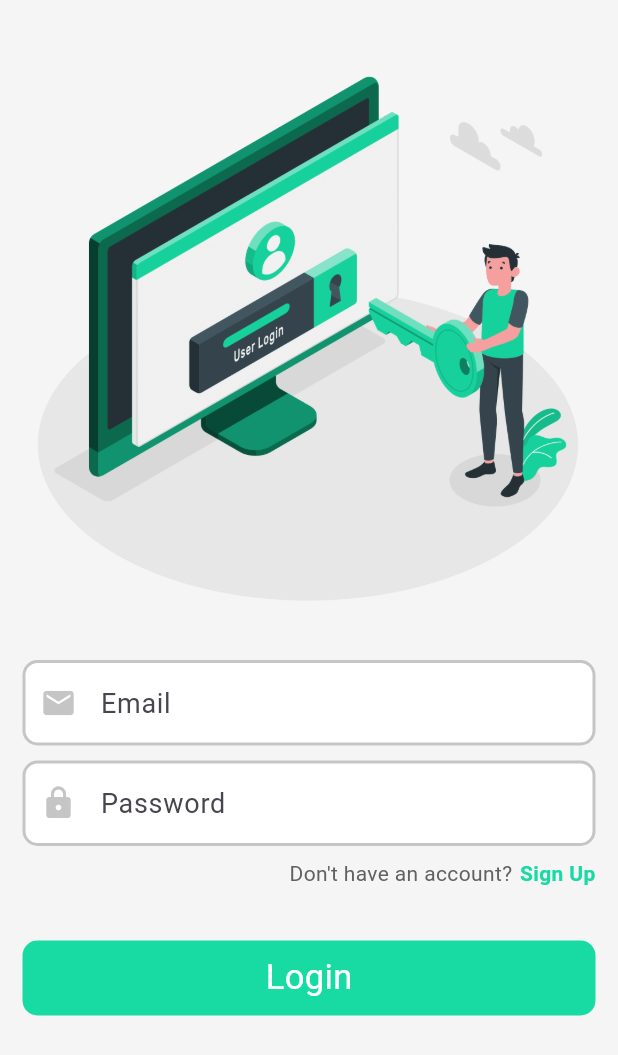
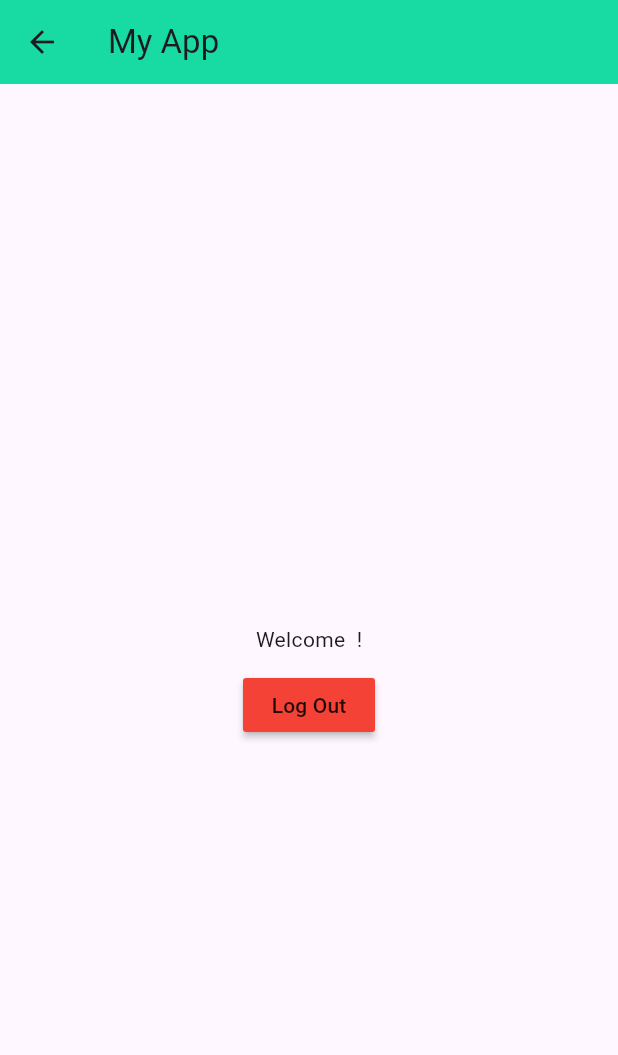
Before and after one commit to neema233/login-signup_flutter, a Flutter app: the screen it shows after launch, after a tap on "Login", on a phone screen of 412 x 824 dp. Shown: the top 1055 px of the screen. Run offline on Flutter 3.47's test engine with Material 3 defaults, Android fonts, the phone set to English and light mode, and no system bars; our stand-ins replace shared_preferences.

Commit message:
second commit adding shared prefernce

```diff
--- a/lib/main.dart
+++ b/lib/main.dart
@@ -1,5 +1,5 @@
 import 'package:flutter/material.dart';
-import 'package:login_and_signup_pages/screens/sign_up.dart';
+import 'package:login_and_signup_pages/screens/splashscreen.dart';
 
 void main() {
   runApp(const MyApp());
@@ -12,7 +12,7 @@ class MyApp extends StatelessWidget {
   Widget build(BuildContext context) {
     return MaterialApp(
       debugShowCheckedModeBanner: false,
-      home: Sign_up_Screen(),
+      home: SplashScreen(),
     );
   }
 }
--- /dev/null
+++ b/lib/screens/home.dart
@@ -0,0 +1,49 @@
+import 'package:flutter/material.dart';
+import 'package:login_and_signup_pages/constant/colors.dart';
+import 'package:login_and_signup_pages/screens/splashscreen.dart';
+import 'package:shared_preferences/shared_preferences.dart';
+import 'package:login_and_signup_pages/screens/login.dart';
+
+class MyHomePage extends StatefulWidget {
+  const MyHomePage({Key? key}) : super(key: key);
+
+  @override
+  State<MyHomePage> createState() => _MyHomePageState();
+}
+
+class _MyHomePageState extends State<MyHomePage> {
+  @override
+  Widget build(BuildContext context) {
+    return Scaffold(
+      appBar: AppBar(
+        backgroundColor: custom_green,
+        title: Text('My App'),
+      ),
+      body: Center(
+        child: Column(
+          mainAxisAlignment: MainAxisAlignment.center,
+          children: [
+            SizedBox(
+              height: 30,
+            ),
+            Text("Welcome $finalEmail !"),
+            SizedBox(
+              height: 10,
+            ),
+            MaterialButton(
+              onPressed: () async {
+                final SharedPreferences log_pref =
+                    await SharedPreferences.getInstance();
+                log_pref.remove('email');
+                Navigator.push(context,
+                    MaterialPageRoute(builder: (context) => LogIN_Screen()));
+              },
+              color: Colors.red,
+              child: Text('Log Out'),
+            ),
+          ],
+        ),
+      ),
+    );
+  }
+}
--- a/lib/screens/login.dart
+++ b/lib/screens/login.dart
@@ -1,5 +1,8 @@
 import 'package:flutter/material.dart';
+import 'package:login_and_signup_pages/screens/home.dart';
 import 'package:login_and_signup_pages/screens/sign_up.dart';
+import 'package:login_and_signup_pages/screens/splashscreen.dart';
+import 'package:shared_preferences/shared_preferences.dart';
 import '../constant/colors.dart';
 
 class LogIN_Screen extends StatefulWidget {
@@ -26,7 +29,6 @@ class _LogIN_ScreenState extends State<LogIN_Screen> {
       setState(() {});
     });
   }
-
 
   Widget build(BuildContext context) {
     return Scaffold(
@@ -64,7 +66,10 @@ class _LogIN_ScreenState extends State<LogIN_Screen> {
           ),
           SizedBox(width: 5),
           GestureDetector(
-            onTap: () { Navigator.push( context,  MaterialPageRoute(builder: (context) => Sign_up_Screen()));},
+            onTap: () {
+              Navigator.push(context,
+                  MaterialPageRoute(builder: (context) => Sign_up_Screen()));
+            },
             child: Text(
               "Sign Up",
               style: TextStyle(
@@ -78,32 +83,30 @@ class _LogIN_ScreenState extends State<LogIN_Screen> {
     );
   }
 
-  Padding loginButton() {
-    return Padding(
-      padding: const EdgeInsets.symmetric(horizontal: 15.0, vertical: 15.0),
-      child: Container(
-        alignment: Alignment.center,
-        width: double.infinity,
-        height: 50,
-        decoration: BoxDecoration(
-          color: custom_green,
-          borderRadius: BorderRadius.circular(10),
-        ),
-        child: Text(
-            'Login',
-            style: TextStyle(
-              color: Colors.white,
-              fontSize: 23,
-            ),
-          ),
-        ),
+  MaterialButton loginButton() {
+    return MaterialButton(
+      onPressed: () async {
+        final SharedPreferences log_pref =
+            await SharedPreferences.getInstance();
+        log_pref.setString("email", email.text);
+        var obtainedEmail = log_pref.getString('email');
+        finalEmail = obtainedEmail;
+        Navigator.push(
+            context, MaterialPageRoute(builder: (context) => MyHomePage()));
+      },
+      color: custom_green,
+      padding: const EdgeInsets.symmetric(horizontal: 15, vertical: 15),
+      shape: RoundedRectangleBorder(borderRadius: BorderRadius.circular(10)),
+      minWidth: 700,
+      child: Text(
+        'Login',
+        style: TextStyle(color: Colors.white, fontSize: 23),
+      ),
     );
   }
 
   Widget textfield_email(TextEditingController _controller,
-      FocusNode _focusNode,
-      String typename,
-      IconData iconss) {
+      FocusNode _focusNode, String typename, IconData iconss) {
     return Padding(
       padding: const EdgeInsets.symmetric(horizontal: 15.0),
       child: Container(
@@ -118,9 +121,8 @@ class _LogIN_ScreenState extends State<LogIN_Screen> {
           decoration: InputDecoration(
             prefixIcon: Icon(iconss),
             prefixIconColor:
-            _focusNode.hasFocus ? custom_green : Color(0xffc5c5c5),
-            contentPadding:
-            EdgeInsets.symmetric(horizontal: 15, vertical: 15),
+                _focusNode.hasFocus ? custom_green : Color(0xffc5c5c5),
+            contentPadding: EdgeInsets.symmetric(horizontal: 15, vertical: 15),
             hintText: typename,
             enabledBorder: OutlineInputBorder(
               borderRadius: BorderRadius.circular(10),
@@ -150,9 +152,11 @@ class _LogIN_ScreenState extends State<LogIN_Screen> {
         height: 400,
         decoration: BoxDecoration(
             image: DecorationImage(
-              image: AssetImage('images/Login-amico_min.png'), fit: BoxFit.contain, colorFilter: ColorFilter.mode(Colors.grey.shade100,BlendMode.modulate),
-
-            ) ),
+          image: AssetImage('images/Login-amico_min.png'),
+          fit: BoxFit.contain,
+          colorFilter:
+              ColorFilter.mode(Colors.grey.shade100, BlendMode.modulate),
+        )),
       ),
     );
   }
--- a/lib/screens/sign_up.dart
+++ b/lib/screens/sign_up.dart
@@ -89,26 +89,20 @@ class _Sign_up_ScreenState extends State<Sign_up_Screen> {
     );
   }
 
-  Padding signup_buttom() {
-    return Padding(
-      padding: const EdgeInsets.symmetric(horizontal: 15.0, vertical: 15.0),
-      child: Container(
-        alignment: Alignment.center,
-        width: double.infinity,
-        height: 50,
-        decoration: BoxDecoration(
+  MaterialButton signup_buttom() {
+    return MaterialButton(
+      onPressed: () {},
       color: custom_green,
-          borderRadius: BorderRadius.circular(10),
+      padding: const EdgeInsets.symmetric(horizontal: 15, vertical: 15),
+      shape: RoundedRectangleBorder(
+          borderRadius: BorderRadius.circular(10)
       ),
-        child: GestureDetector(
-          onTap: () {},
+      minWidth: 200, // Add this
       child: Text(
         'Sign Up',
         style: TextStyle(
             color: Colors.white,
-              fontSize: 23,
-            ),
-          ),
+            fontSize: 23
         ),
       ),
     );
--- /dev/null
+++ b/lib/screens/splashscreen.dart
@@ -0,0 +1,54 @@
+import 'package:flutter/material.dart';
+import 'package:login_and_signup_pages/screens/home.dart';
+import 'package:login_and_signup_pages/screens/login.dart';
+import 'package:shared_preferences/shared_preferences.dart';
+
+String? finalEmail;
+
+class SplashScreen extends StatefulWidget {
+  @override
+  _SplashScreenState createState() => _SplashScreenState();
+}
+
+class _SplashScreenState extends State<SplashScreen> {
+  @override
+  void initState() {
+    getValidationData().whenComplete(() async {
+      Future.delayed(
+          Duration(seconds: 3),
+          () => Navigator.push(
+              context,
+              MaterialPageRoute(
+                  builder: (context) =>
+                      finalEmail == null ? LogIN_Screen() : MyHomePage())));
+    });
+    super.initState();
+  }
+
+  Future getValidationData() async {
+    final SharedPreferences log_pref = await SharedPreferences.getInstance();
+    var obtainedEmail = log_pref.getString('email');
+    finalEmail = obtainedEmail;
+    print(finalEmail);
+  }
+
+  @override
+  Widget build(BuildContext context) {
+    return Scaffold(
+      body: Center(
+        child: Container(
+          alignment: Alignment.center,
+          width: 400,
+          height: 370,
+          decoration: BoxDecoration(
+              image: DecorationImage(
+            image: AssetImage('images/Hello.png'),
+            fit: BoxFit.contain,
+            colorFilter:
+                ColorFilter.mode(Colors.grey.shade100, BlendMode.modulate),
+          )),
+        ),
+      ),
+    );
+  }
+}
--- a/pubspec.yaml
+++ b/pubspec.yaml
@@ -35,6 +35,7 @@ dependencies:
   # The following adds the Cupertino Icons font to your application.
   # Use with the CupertinoIcons class for iOS style icons.
   cupertino_icons: ^1.0.2
+  shared_preferences: ^2.2.2
 
 dev_dependencies:
   flutter_test:
@@ -61,7 +62,7 @@ flutter:
   # To add assets to your application, add an assets section, like this:
   assets:
     - images/sig_up-min.jpg
-    - images/login-min.jpg
+    - images/Hello.png
     - images/Login-amico_min.png
 
   # An image asset can refer to one or more resolution-specific "variants", see
```
Also changed, not shown: images/Hello.png (added), images/login-min.jpg (deleted), pubspec.lock, 2 other files. Lines whose indentation alone changed are shown as unchanged.
